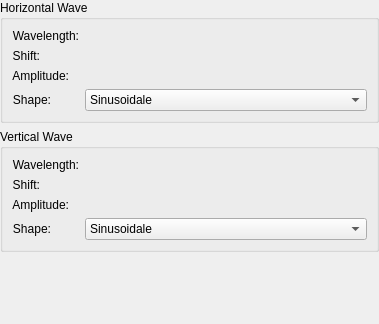
Above: plugins/filters/wavefilter/wdgwaveoptions.ui from KDE/krita before the change; both pictures show x 0 to 379 and y 0 to 324 of the 379 by 475 pixel window. Below: the same form after it.
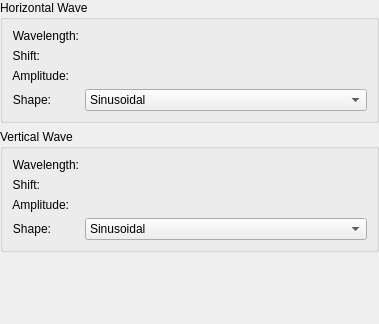
That is the form after the change. Custom widgets are drawn as their Qt base class.

Commit message: Fixed spelling error in wave filter GUI.

What changed in the file:
```diff
--- a/plugins/filters/wavefilter/wdgwaveoptions.ui
+++ b/plugins/filters/wavefilter/wdgwaveoptions.ui
@@ -152,7 +152,7 @@
         </property>
         <item>
          <property name="text">
-          <string>Sinusoidale</string>
+          <string>Sinusoidal</string>
          </property>
         </item>
         <item>
@@ -261,7 +261,7 @@
         </property>
         <item>
          <property name="text">
-          <string>Sinusoidale</string>
+          <string>Sinusoidal</string>
          </property>
         </item>
         <item>
```
